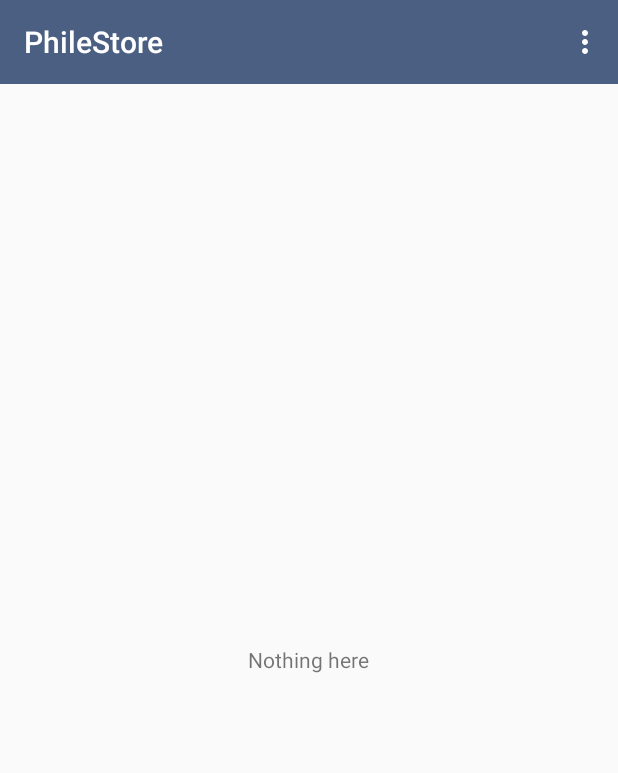
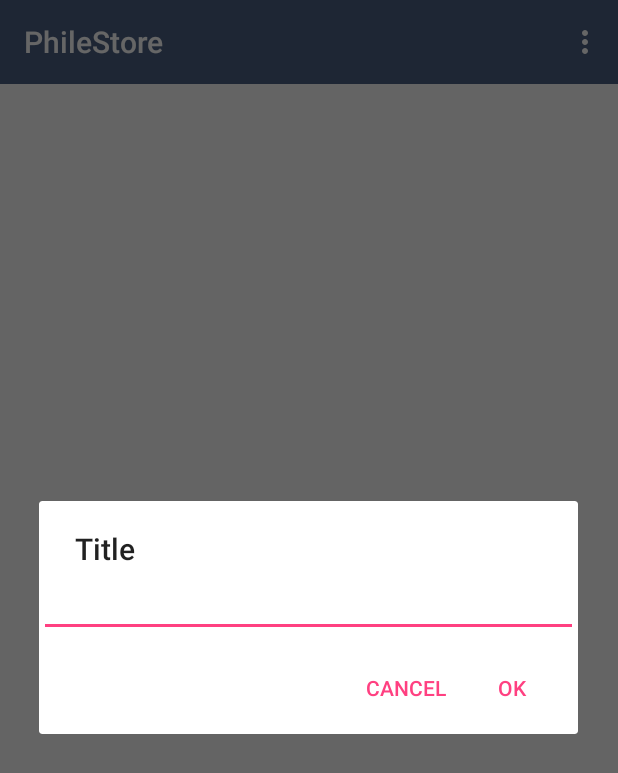
Before and after one commit to AddySridhar95/PhileStore, an Android app: the screen it shows after launch (MainActivity), in the options menu, after a tap on "Rename", on a phone screen of 412 x 824 dp. Shown: the top 773 px of the screen. Run offline under Robolectric (Android 15) with nearby library versions, the phone set to English and light mode, and no system bars.

Commit message:
rename dialog box

```diff
--- a/app/src/main/java/com/example/store/phile/philestore/MainActivity.java
+++ b/app/src/main/java/com/example/store/phile/philestore/MainActivity.java
@@ -1,6 +1,7 @@
 package com.example.store.phile.philestore;
 
 import android.Manifest;
+import android.content.DialogInterface;
 import android.content.pm.PackageManager;
 import android.os.Bundle;
 import android.os.Environment;
@@ -8,12 +9,15 @@ import android.support.v4.app.ActivityCompat;
 import android.support.v4.app.FragmentManager;
 import android.support.v4.app.FragmentTransaction;
 import android.support.v4.content.ContextCompat;
+import android.support.v7.app.AlertDialog;
 import android.support.v7.app.AppCompatActivity;
+import android.text.InputType;
 import android.util.Log;
 import android.support.v7.widget.Toolbar;
 import android.view.Menu;
 import android.view.MenuItem;
 import android.view.View;
+import android.widget.EditText;
 import android.widget.Toast;
 
 import java.io.File;
@@ -79,11 +83,6 @@ public class MainActivity extends AppCompatActivity implements ListFileFragment.
         return true;
     }
 
-    /*
-      Test the following cases:
-      1) target file DOES exists
-      2) from file does not exist
-     */
     private boolean renameFile(File from, File to) {
         return from.exists() && from.getParentFile().exists() && !to.exists() && from.renameTo(to);
     }
@@ -95,14 +94,37 @@ public class MainActivity extends AppCompatActivity implements ListFileFragment.
     @Override
     public boolean onOptionsItemSelected(MenuItem item) {
         switch (item.getItemId()) {
+
+            // TODO: style rename dialog box.
             case R.id.action_rename:
-                FileListItem toBeRenamed = getFileItemsSelected().get(0);
-                File fileToBeRenamed = new File(toBeRenamed.getFilePath() + toBeRenamed.getFileName());
+                AlertDialog.Builder builder = new AlertDialog.Builder(this);
+                builder.setTitle("Title");
+                final EditText input = new EditText(this);
+                builder.setView(input);
+                builder.setPositiveButton("OK", new DialogInterface.OnClickListener() {
+                    @Override
+                    public void onClick(DialogInterface dialog, int which) {
+                        FileListItem toBeRenamed = getFileItemsSelected().get(0);
+                        File fileToBeRenamed = new File(toBeRenamed.getFilePath() + toBeRenamed.getFileName());
+                        Log.d("MainAct", toBeRenamed.getFilePath() + input.getText().toString());
+                        File fileToBeRenamedTo = new File(toBeRenamed.getFilePath() + input.getText().toString());
+                        boolean renameStatus = renameFile(fileToBeRenamed, fileToBeRenamedTo);
 
-                // TODO fire a dialog box to get file to be renamed to name
+                        if (!renameStatus) {
+                            Toast toast = Toast.makeText(getApplicationContext(), "Rename failed", Toast.LENGTH_SHORT);
+                            toast.show();
+                        }
+                    }
+                });
+                builder.setNegativeButton("Cancel", new DialogInterface.OnClickListener() {
+                    @Override
+                    public void onClick(DialogInterface dialog, int which) {
+                        dialog.cancel();
+                    }
+                });
 
-                boolean renameStatus = renameFile(fileToBeRenamed, new File(Environment.getExternalStorageDirectory().toString() + "/bulluun"));
-                Log.d("MainActivity", renameStatus ? "rename worked!!!" : "rename didnt work!!!");
+                builder.show();
+
                 return true;
 
             case R.id.action_delete:
```
